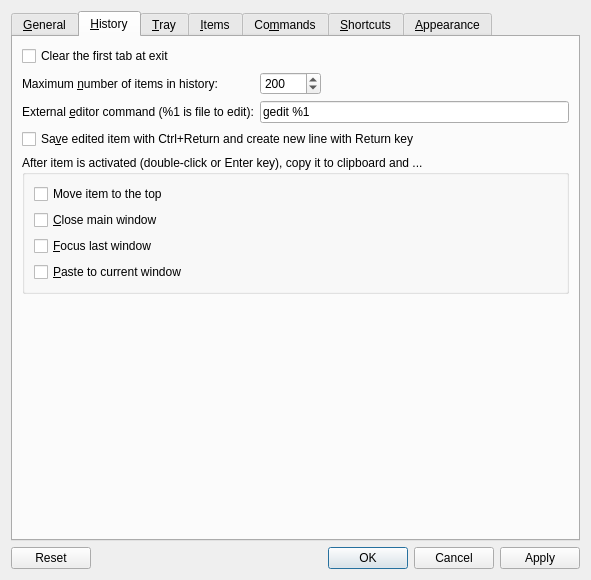
hluk/CopyQ, file src/ui/configurationmanager.ui: the form before one commit.
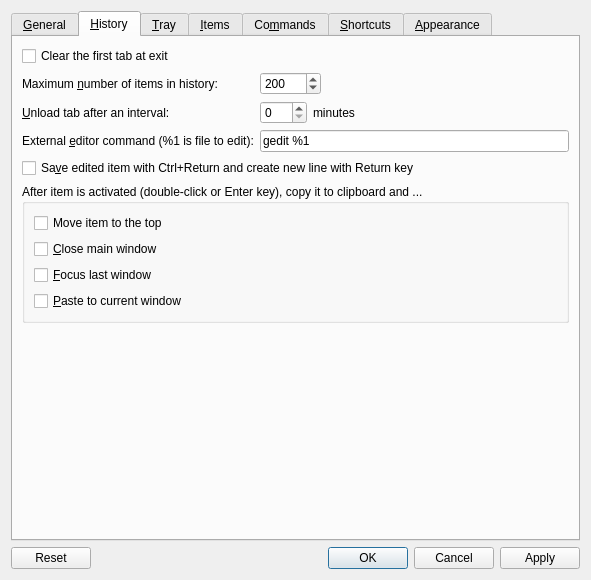
The form after the commit. The open tabs and pages were chosen to show the change. Icons and pictures are not drawn. Custom widgets are drawn as their Qt base class.

Commit message: Option to expire/unload tabs after an interval

Patch:
```diff
--- a/src/ui/configurationmanager.ui
+++ b/src/ui/configurationmanager.ui
@@ -586,7 +586,7 @@
              </item>
             </layout>
            </item>
-           <item row="1" column="0">
+           <item row="2" column="0">
             <widget class="QLabel" name="label_6">
              <property name="text">
               <string>External &amp;editor command (%1 is file to edit):</string>
@@ -596,7 +596,7 @@
              </property>
             </widget>
            </item>
-           <item row="1" column="1">
+           <item row="2" column="1">
             <widget class="QLineEdit" name="lineEditEditor">
              <property name="toolTip">
               <string>External editor command (%1 is file to edit).
@@ -611,6 +611,52 @@
              </property>
             </widget>
            </item>
+           <item row="1" column="0">
+            <widget class="QLabel" name="label_3">
+             <property name="text">
+              <string>&amp;Unload tab after an interval:</string>
+             </property>
+             <property name="buddy">
+              <cstring>spinBoxExpireTab</cstring>
+             </property>
+            </widget>
+           </item>
+           <item row="1" column="1">
+            <layout class="QHBoxLayout" name="horizontalLayout_2">
+             <item>
+              <widget class="QSpinBox" name="spinBoxExpireTab">
+               <property name="toolTip">
+                <string>Unload each tab after specified number of minutes of inactivity.
+
+Set to 0 not to unload tabs.</string>
+               </property>
+               <property name="maximum">
+                <number>480</number>
+               </property>
+              </widget>
+             </item>
+             <item>
+              <widget class="QLabel" name="label_13">
+               <property name="text">
+                <string>minutes</string>
+               </property>
+              </widget>
+             </item>
+             <item>
+              <spacer name="horizontalSpacer">
+               <property name="orientation">
+                <enum>Qt::Horizontal</enum>
+               </property>
+               <property name="sizeHint" stdset="0">
+                <size>
+                 <width>40</width>
+                 <height>20</height>
+                </size>
+               </property>
+              </spacer>
+             </item>
+            </layout>
+           </item>
           </layout>
          </item>
          <item row="0" column="0">
```
Left out of the diff: 5 changed lines with no effect on the pictures. The commit also changes 3 other files.
